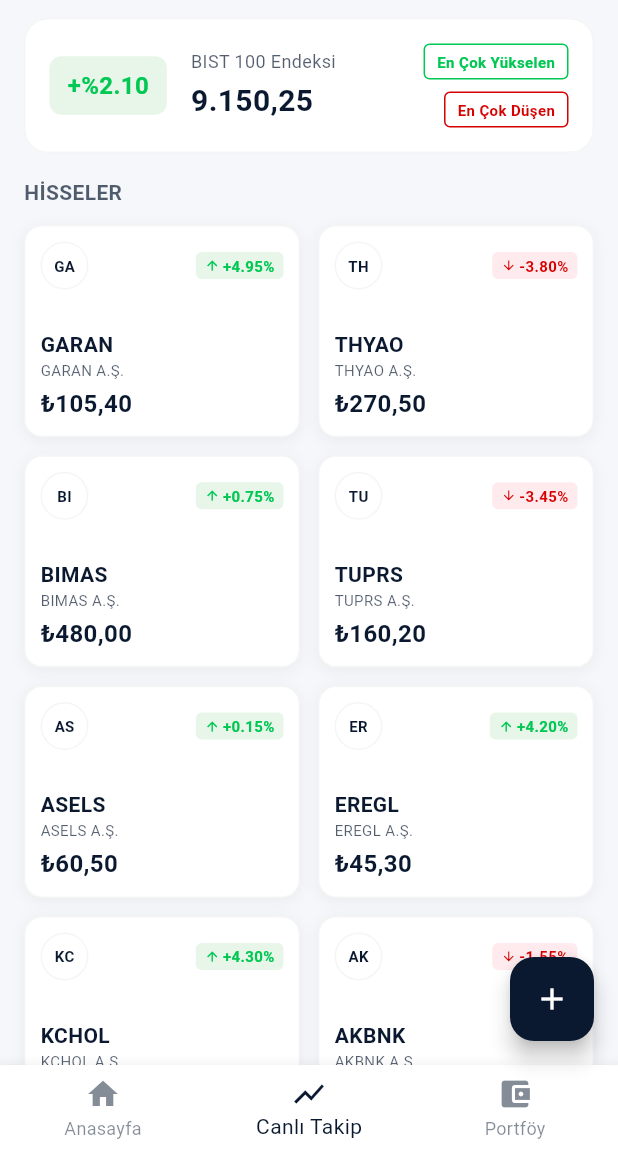
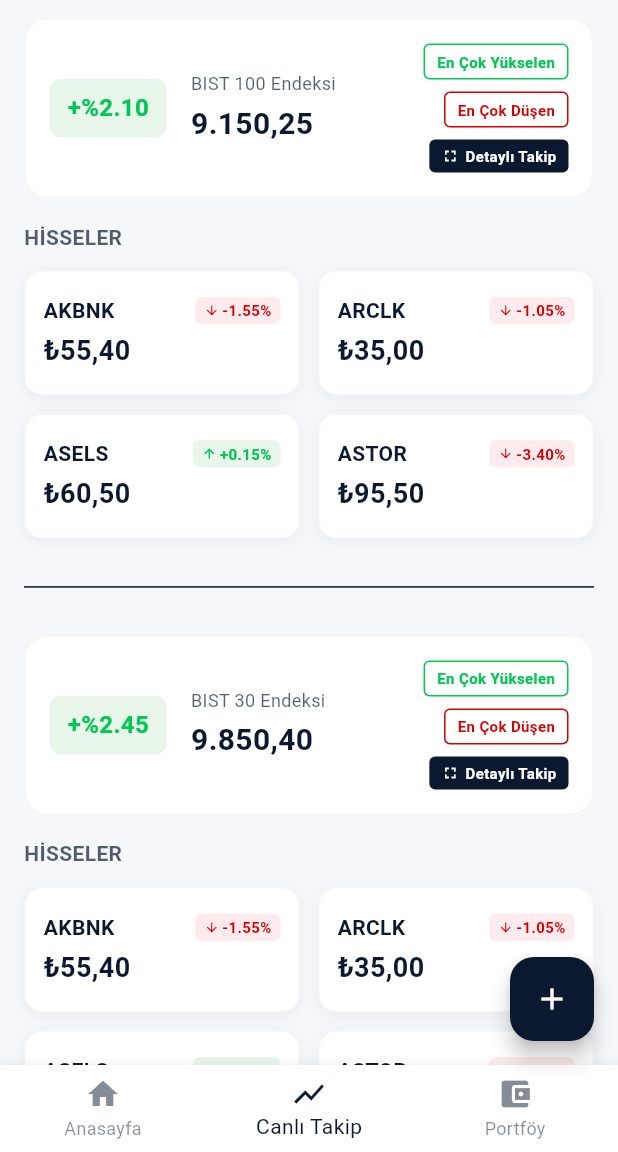
Before and after one commit to AbdullahDoolgun/MyInvest-app, a Flutter app: the screen it shows once a user with an empty profile is signed in, item 2 of the bottom bar chosen, on a phone screen of 412 x 824 dp, the part 84-1236 px from its top. Run offline on Flutter 3.47's test engine with Material 3 defaults, Android fonts, the phone set to English and light mode, and no system bars; our stand-ins replace bloc, equatable, flutter_bloc, supabase_flutter; accounts and stored records are empty; network calls fail.

Commit message:
v0.6.5_CanliTakipEkrani_düzeltmeler

```diff
--- a/lib/data/stock_repository.dart
+++ b/lib/data/stock_repository.dart
@@ -11,59 +11,249 @@
   final SupabasePortfolioRepository _supabaseRepo =
       SupabasePortfolioRepository();
 
-  // Symbols to track (Expanded List)
+  // Symbols to track (Expanded List - BIST 100 + Popular)
   final List<String> _allStockSymbols = [
+    // BIST 30
+    "AKBNK",
+    "ARCLK",
+    "ASELS",
+    "ASTOR",
+    "BIMAS",
+    "BRSAN",
+    "DOAS",
+    "EKGYO",
+    "ENKAI",
+    "EREGL",
+    "FROTO",
     "GARAN",
+    "GUBRF",
+    "HEKTS",
+    "ISCTR",
+    "KCHOL",
+    "KONTR",
+    "KOZAL",
+    "KRDMD",
+    "ODAS",
+    "OYAKC",
+    "PETKM",
+    "PGSUS",
+    "SAHOL",
+    "SASA",
+    "SISE",
+    "TCELL",
     "THYAO",
-    "BIMAS",
+    "TOASO",
     "TUPRS",
-    "ASELS",
-    "EREGL",
-    "KCHOL",
-    "AKBNK",
-    "SISE",
-    "SAHOL",
-    "FROTO",
-    "TOASO",
-    "SASA",
-    "HEKTS",
     "YKBNK",
-    "ISCTR",
-    "DOAS",
-    "KONTR",
+
+    // BIST 100 & Popular
+    "AEFES",
+    "AGHOL",
+    "AHGAZ",
+    "AKFGY",
+    "AKFYE",
+    "AKSA",
+    "AKSEN",
+    "ALARK",
+    "ALBRK",
+    "ALFAS",
+    "ANHYT",
+    "ANSGR",
+    "ARASE",
+    "ASGYO",
+    "AYDEM",
+    "BAGFS",
+    "BERA",
+    "BIENY",
+    "BIOEN",
+    "BOBET",
+    "BRYAT",
+    "BUCIM",
+    "CANTE",
+    "CCOLA",
+    "CEMTS",
+    "CIMSA",
+    "CWENE",
+    "DOHOL",
+    "ECILC",
+    "ECZYT",
+    "EGEEN",
+    "ENFOR",
+    "ENJSA",
+    "ESEN",
+    "EUPWR",
+    "EUREN",
+    "FUBUT",
+    "GENIL",
+    "GESAN",
+    "GLYHO",
+    "GOZDE",
+    "GRTUR",
+    "GWIND",
+    "HALKB",
+    "IHLAS",
+    "IMASM",
+    "IPEKE",
+    "ISDMR",
+    "ISGYO",
+    "ISMEN",
+    "IZMDC",
+    "KARSN",
+    "KAYSE",
+    "KCAER",
+    "KMPUR",
+    "KORDS",
+    "KOZAA",
+    "KZBGY",
+    "MAVI",
+    "MGROS",
+    "MIATK",
+    "NUHCM",
+    "OTKAR",
+    "PENTA",
+    "PSGYO",
+    "QUAGR",
+    "REEDR",
+    "RTALB",
+    "SARKY",
+    "SDTTR",
+    "SELEC",
+    "SKBNK",
+    "SKTAS",
     "SMRTG",
-    "EUPWR",
-    "ASTOR",
-    "ODAS",
-    "PETKM",
-    "TCELL",
+    "SNGYO",
+    "SOKM",
+    "TATGD",
+    "TAVHL",
+    "TETMT",
+    "TKFEN",
+    "TMSN",
+    "TRGYO",
+    "TSKB",
     "TTKOM",
-    "ENKAI",
-    "BIST30",
-    "XU100",
+    "TTRAK",
+    "TURSG",
+    "ULKER",
+    "VAKBN",
+    "VESBE",
+    "VESTL",
+    "YEOTK", "YYLGD", "ZOREN",
+    // Additional Popular
+    "ALGYO",
+    "ALKIM",
+    "AYGAZ",
+    "BFREN",
+    "BIZIM",
+    "BRISA",
+    "BVSAN",
+    "CRFSA",
+    "DEVA",
+    "DGNMO",
+    "DOCO",
+    "ELITE",
+    "ERBOS",
+    "FMIZP",
+    "GEDZA",
+    "GLRYH",
+    "GSDHO",
+    "HLGYO",
+    "HUNER",
+    "INDES",
+    "INFO",
+    "INVEO",
+    "ISFIN",
+    "JANTS",
+    "KAREL",
+    "KERVT",
+    "KFEIN",
+    "KLKIM",
+    "KNFRT",
+    "KRVGD",
+    "KUTPO",
+    "LOGO",
+    "LUKSK",
+    "MAKIM",
+    "MEDTR",
+    "MERCN",
+    "MNDRS",
+    "MOBTL",
+    "MPARK",
+    "MRSHL",
+    "NATEN",
+    "NETAS",
+    "NTHOL",
+    "NUGYO",
+    "OOGYO",
+    "ORGE",
+    "OZKGY",
+    "OZRDN",
+    "PAGYO",
+    "PARSN",
+    "PEKGY",
+    "PNSUT",
+    "POLHO",
+    "PRKAB",
+    "PRKME",
+    "RYSAS",
+    "RYGYO",
+    "SAFKR",
+    "SANEL",
+    "SANKO",
+    "SEKFK",
+    "SEKUR",
+    "SEYKM",
+    "SILVR",
+    "SNGYO",
+    "SNKRN",
+    "SUNTK",
+    "SUWEN",
+    "TLMAN",
+    "TMPOL",
+    "TRCAS",
+    "TRILC",
+    "TSPOR",
+    "TUCLK",
+    "TURGG",
+    "UNLU",
+    "USAK",
+    "VAKFO",
+    "VAKKO",
+    "VBTYZ",
+    "VERUS", "VKGYO", "YATAS", "YGGYO", "YYAPI", "ZEDUR",
   ];
 
   final List<String> _bist30Symbols = [
+    "AKBNK",
+    "ARCLK",
+    "ASELS",
+    "ASTOR",
+    "BIMAS",
+    "BRSAN",
+    "DOAS",
+    "EKGYO",
+    "ENKAI",
+    "EREGL",
+    "FROTO",
     "GARAN",
+    "GUBRF",
+    "HEKTS",
+    "ISCTR",
+    "KCHOL",
+    "KONTR",
+    "KOZAL",
+    "KRDMD",
+    "ODAS",
+    "OYAKC",
+    "PETKM",
+    "PGSUS",
+    "SAHOL",
+    "SASA",
+    "SISE",
+    "TCELL",
     "THYAO",
-    "BIMAS",
+    "TOASO",
     "TUPRS",
-    "ASELS",
-    "EREGL",
-    "KCHOL",
-    "AKBNK",
-    "SISE",
-    "SAHOL",
-    "FROTO",
-    "TOASO",
-    "SASA",
-    "HEKTS",
     "YKBNK",
-    "ISCTR",
-    "DOAS",
-    "PETKM",
-    "TCELL",
-    "TTKOM",
   ];
 
   final List<String> _participationSymbols = [
@@ -81,24 +271,30 @@
   StockRepository();
 
   Future<List<Stock>> _fetchOrMock(List<String> symbols) async {
-    if (symbols.isEmpty) return []; // Don't fetch if no symbols
+    if (symbols.isEmpty) return [];
 
     try {
-      final stocks = await _yahooService.getQuotes(symbols);
-      // Filter out any stocks that might not have been returned or error
-      if (stocks.isNotEmpty) {
-        // Ensure order matches if possible, or just return result
-        return stocks;
+      // Chunking to avoid URL length limits
+      List<Stock> allFetchedStocks = [];
+      const int queueSize = 50;
+
+      for (int i = 0; i < symbols.length; i += queueSize) {
+        final end = (i + queueSize < symbols.length)
+            ? i + queueSize
+            : symbols.length;
+        final chunk = symbols.sublist(i, end);
+
+        final chunkResults = await _yahooService.getQuotes(chunk);
+        allFetchedStocks.addAll(chunkResults);
+      }
+
+      if (allFetchedStocks.isNotEmpty) {
+        return allFetchedStocks;
       }
     } catch (e) {
       debugPrint("StockRepository Error: $e");
-      // If catching here, we might still want to return empty to avoid showing WRONG (Mock) data if user wants real data
-      // For now, let's ONLY return mock data if it's explicitly desired, or maybe just return empty to force debugging
-      // But user asked to see REAL data.
-      // throw e; // Uncomment to force error state in UI
     }
 
-    // Only return mock if we absolutely have to, but warn
     debugPrint("WARNING: Falling back to Mock Data (User prefers Real Data)");
     return _generateMockStocks(symbols);
   }
--- a/lib/screens/live_tracking_screen.dart
+++ b/lib/screens/live_tracking_screen.dart
@@ -5,6 +5,7 @@
 import '../blocs/stock/stock_bloc.dart';
 
 import '../models/stock_model.dart';
+import 'fullscreen_stock_view.dart';
 
 class LiveTrackingScreen extends StatelessWidget {
   const LiveTrackingScreen({super.key});
@@ -57,14 +58,11 @@
   final String indexValue;
   final String indexChange;
   final List<Stock> stocks;
-  final bool isWatchlist;
-
   const _StockListSection({
     required this.title,
     required this.indexValue,
     required this.indexChange,
     required this.stocks,
-    this.isWatchlist = false,
   });
 
   @override
@@ -86,30 +84,12 @@
 
   @override
   Widget build(BuildContext context) {
-    // If watchlist is empty and it's the watchlist section, handle gracefully
-    if (widget.isWatchlist && widget.stocks.isEmpty) {
-      return Container(
-        padding: const EdgeInsets.all(16),
-        child: Center(
-          child: Text(
-            "Takip listeniz boş",
-            style: TextStyle(
-              color: Theme.of(
-                context,
-              ).colorScheme.onSurface.withValues(alpha: 0.5),
-            ),
-          ),
-        ),
-      );
-    }
-
     return Padding(
       padding: const EdgeInsets.symmetric(vertical: 12.0, horizontal: 16.0),
       child: Column(
         crossAxisAlignment: CrossAxisAlignment.start,
         children: [
           // Section Header
-          if (!widget.isWatchlist)
           Container(
             padding: const EdgeInsets.all(16),
             decoration: BoxDecoration(
@@ -184,29 +164,64 @@
                       SortType.fallers,
                       AppColors.down,
                     ),
+                    const SizedBox(height: 8),
+                    // Fullscreen / Detail View Button
+                    GestureDetector(
+                      onTap: () {
+                        Navigator.push(
+                          context,
+                          MaterialPageRoute(
+                            builder: (context) => FullScreenStockView(
+                              allStocks: widget.stocks,
+                              mode: ViewMode
+                                  .risers, // Default to risers or pass based on context
+                            ),
+                          ),
+                        );
+                      },
+                      child: Container(
+                        padding: const EdgeInsets.symmetric(
+                          horizontal: 8,
+                          vertical: 4,
+                        ),
+                        decoration: BoxDecoration(
+                          color: Theme.of(context).colorScheme.primaryContainer,
+                          borderRadius: BorderRadius.circular(4),
+                        ),
+                        child: Row(
+                          mainAxisSize: MainAxisSize.min,
+                          children: [
+                            Icon(
+                              Icons.fullscreen,
+                              size: 12,
+                              color: Theme.of(
+                                context,
+                              ).colorScheme.onPrimaryContainer,
+                            ),
+                            const SizedBox(width: 4),
+                            Text(
+                              "Detaylı Takip",
+                              style: TextStyle(
+                                fontSize: 10,
+                                fontWeight: FontWeight.bold,
+                                color: Theme.of(
+                                  context,
+                                ).colorScheme.onPrimaryContainer,
+                              ),
+                            ),
+                          ],
+                        ),
+                      ),
+                    ),
                   ],
                 ),
               ],
-              ),
-            )
-          else
-            // Watchlist Header
-            Padding(
-              padding: const EdgeInsets.only(bottom: 8),
-              child: Text(
-                widget.title,
-                style: TextStyle(
-                  fontSize: 20,
-                  fontWeight: FontWeight.bold,
-                  color: Theme.of(context).colorScheme.onSurface,
-                ),
             ),
           ),
 
           const SizedBox(height: 16),
 
           // List Header (Optional, but good for clarity)
-          if (!widget.isWatchlist)
           Row(
             mainAxisAlignment: MainAxisAlignment.spaceBetween,
             children: [
@@ -231,19 +246,34 @@
             ],
           ),
 
-          if (!widget.isWatchlist) const SizedBox(height: 12),
+          const SizedBox(height: 12),
 
           // Grid of Stocks
-          GridView.builder(
+          LayoutBuilder(
+            builder: (context, constraints) {
+              // Calculate how many columns will be created
+              // SliverGridDelegateWithMaxCrossAxisExtent uses (width / maxExtent).ceil()
+              const double maxExtent = 260;
+              final int crossAxisCount = (constraints.maxWidth / maxExtent)
+                  .ceil();
+
+              // We want strictly 2 rows
+              final int limit = crossAxisCount * 2;
+              final int displayCount = sortedStocks.length > limit
+                  ? limit
+                  : sortedStocks.length;
+
+              return GridView.builder(
                 shrinkWrap: true,
                 physics: const NeverScrollableScrollPhysics(),
                 gridDelegate: const SliverGridDelegateWithMaxCrossAxisExtent(
-              maxCrossAxisExtent: 200,
-              childAspectRatio: 1.3,
+                  maxCrossAxisExtent: maxExtent,
+                  childAspectRatio:
+                      2.2, // Tighter aspect ratio for compact cards
                   crossAxisSpacing: 12,
                   mainAxisSpacing: 12,
                 ),
-            itemCount: sortedStocks.length,
+                itemCount: displayCount,
                 itemBuilder: (context, index) {
                   final stock = sortedStocks[index];
                   return _GridStockCard(
@@ -252,6 +282,8 @@
                     price: stock.priceString,
                     change: stock.changeString,
                     isUp: stock.isUp,
+                  );
+                },
               );
             },
           ),
@@ -311,7 +343,7 @@
     final colorScheme = theme.colorScheme;
 
     return Container(
-      padding: const EdgeInsets.all(10), // Reduced from 12
+      padding: const EdgeInsets.all(12),
       decoration: BoxDecoration(
         color: theme.cardColor,
         borderRadius: BorderRadius.circular(12),
@@ -326,30 +358,19 @@
       ),
       child: Column(
         crossAxisAlignment: CrossAxisAlignment.start,
+        mainAxisAlignment:
+            MainAxisAlignment.center, // Center content vertically
         children: [
+          // Top Row: Symbol and Change Badge
           Row(
             mainAxisAlignment: MainAxisAlignment.spaceBetween,
             children: [
-              Container(
-                width: 32,
-                height: 32,
-                alignment: Alignment.center,
-                decoration: BoxDecoration(
-                  color: colorScheme.surface,
-                  shape: BoxShape.circle,
-                  border: Border.all(
-                    color: colorScheme.outline.withValues(alpha: 0.1),
-                  ),
-                ),
-                child: FittedBox(
-                  child: Text(
-                    symbol.substring(0, symbol.length > 2 ? 2 : symbol.length),
+              Text(
+                symbol,
                 style: TextStyle(
                   fontWeight: FontWeight.bold,
-                      fontSize: 10,
+                  fontSize: 14,
                   color: colorScheme.onSurface,
-                    ),
-                  ),
                 ),
               ),
               Container(
@@ -380,25 +401,8 @@
               ),
             ],
           ),
-          const Spacer(), // Keeps using spacer but with more room due to less padding
-          Text(
-            symbol,
-            style: TextStyle(
-              fontWeight: FontWeight.bold,
-              fontSize: 14,
-              color: colorScheme.onSurface,
-            ),
-          ),
-          Text(
-            name,
-            style: TextStyle(
-              fontSize: 10,
-              color: colorScheme.onSurface.withValues(alpha: 0.7),
-            ),
-            maxLines: 1,
-            overflow: TextOverflow.ellipsis,
-          ),
-          const SizedBox(height: 4),
+          const SizedBox(height: 4), // Small gap instead of spaced out
+          // Bottom: Price
           FittedBox(
             fit: BoxFit.scaleDown,
             alignment: Alignment.centerLeft,
@@ -406,7 +410,7 @@
               price,
               style: TextStyle(
                 fontWeight: FontWeight.bold,
-                fontSize: 16,
+                fontSize: 18, // Slightly larger for emphasis
                 color: colorScheme.onSurface,
               ),
             ),
```
Also changed, not shown: lib/screens/fullscreen_stock_view.dart (+110 -136 lines). Lines whose indentation alone changed are shown as unchanged.
